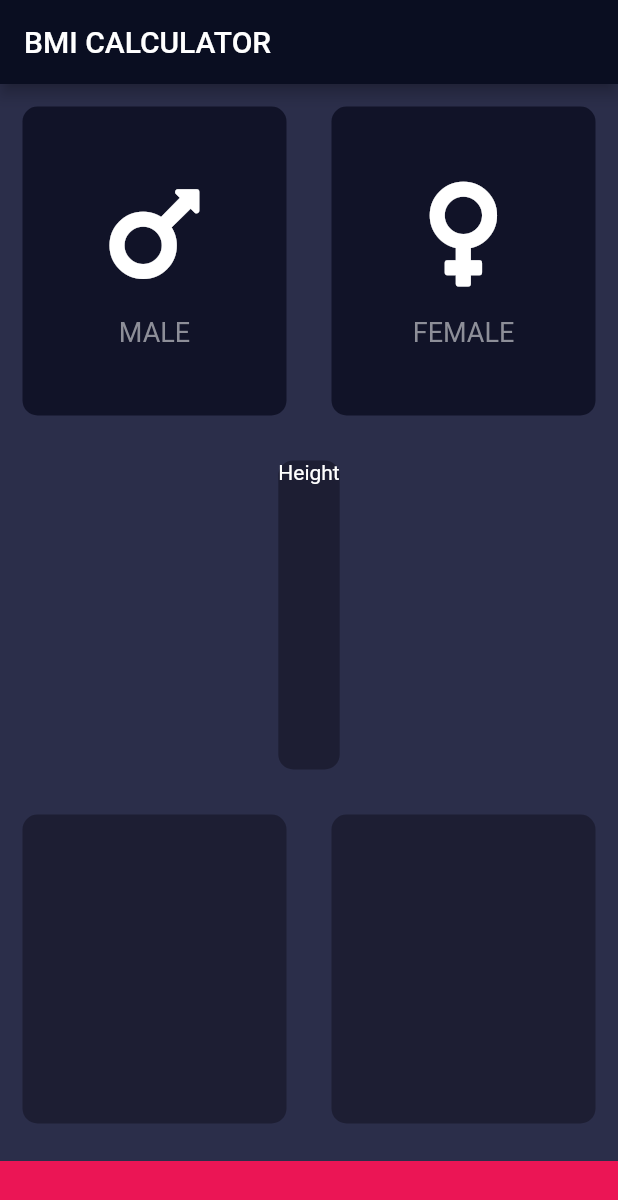
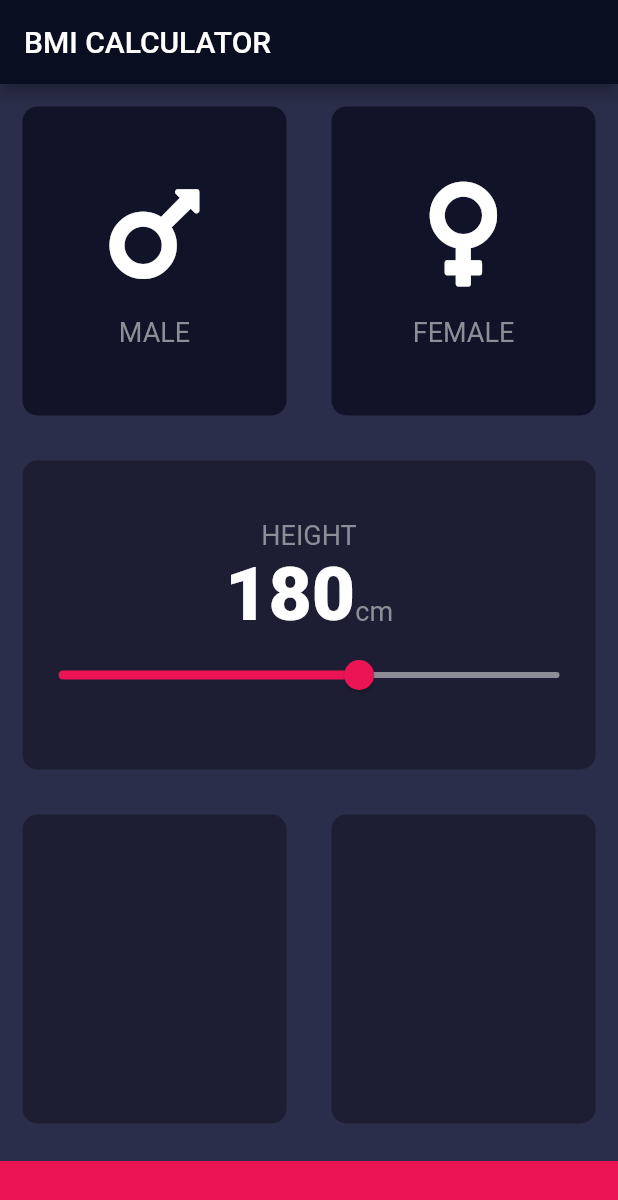
Before and after one commit to Sioomak/BMI-fullter-app, a Flutter app: the screen it shows after launch, on a phone screen of 412 x 824 dp. Shown: the top 1200 px of the screen. Run offline on Flutter 3.47's test engine with Material 2 defaults, Android fonts, the phone set to English and light mode, and no system bars; our stand-ins replace font_awesome_flutter.

```diff
--- a/lib/constants.dart
+++ b/lib/constants.dart
@@ -1,6 +1,6 @@
 import "package:flutter/material.dart";
 
-const labelTextStyle = TextStyle(
+const kLabelTextStyle = TextStyle(
   fontSize: 18.0,
   color: Color(0xFF8D8E98),
 );
@@ -9,3 +9,8 @@ const kBottomContainerHeight = 50.0;
 const kActiveCardsColor = Color(0xFF1D1E33);
 const kInactiveCardColor = Color(0xFF111328);
 const kBottomContainerColor = Color(0xFFEB1555);
+
+const kNumberTextStyle = TextStyle(
+  fontSize: 50.0,
+  fontWeight: FontWeight.w900,
+);
--- a/lib/icont_content.dart
+++ b/lib/icont_content.dart
@@ -20,7 +20,7 @@ class IconContent extends StatelessWidget {
         ),
         Text(
           label,
-          style: labelTextStyle,
+          style: kLabelTextStyle,
         ),
       ],
     );
--- a/lib/input_page.dart
+++ b/lib/input_page.dart
@@ -1,3 +1,4 @@
+import 'package:flutter/cupertino.dart';
 import 'package:flutter/material.dart';
 import 'package:font_awesome_flutter/font_awesome_flutter.dart';
 import 'icont_content.dart';
@@ -16,6 +17,7 @@ class InputPage extends StatefulWidget {
 
 class _InputPageState extends State<InputPage> {
   Gender selectedGender;
+  int height = 180;
 
   @override
   Widget build(BuildContext context) {
@@ -24,6 +26,7 @@ class _InputPageState extends State<InputPage> {
         title: Text('BMI CALCULATOR'),
       ),
       body: Column(
+        crossAxisAlignment: CrossAxisAlignment.stretch,
         children: <Widget>[
           Expanded(
               child: Row(
@@ -66,8 +69,37 @@ class _InputPageState extends State<InputPage> {
             child: ReusableCard(
               colour: kActiveCardsColor,
               cardChild: Column(
+                mainAxisAlignment: MainAxisAlignment.center,
                 children: <Widget>[
-                  Text("Height"),
+                  Text(
+                    "HEIGHT",
+                    style: kLabelTextStyle,
+                  ),
+                  Row(
+                    mainAxisAlignment: MainAxisAlignment.center,
+                    crossAxisAlignment: CrossAxisAlignment.baseline,
+                    textBaseline: TextBaseline.alphabetic,
+                    children: <Widget>[
+                      Text(
+                        height.toString(),
+                        style: kNumberTextStyle,
+                      ),
+                      Text(
+                        'cm',
+                        style: kLabelTextStyle,
+                      )
+                    ],
+                  ),
+                  Slider(
+                    value: height.toDouble(),
+                    min: 120,
+                    max: 220,
+                    activeColor: Color(0xFFEB1555),
+                    inactiveColor: Color(0xFF8D8E98),
+                    onChanged: (double newValue) {
+                      print(newValue);
+                    },
+                  ),
                 ],
               ),
             ),
```
